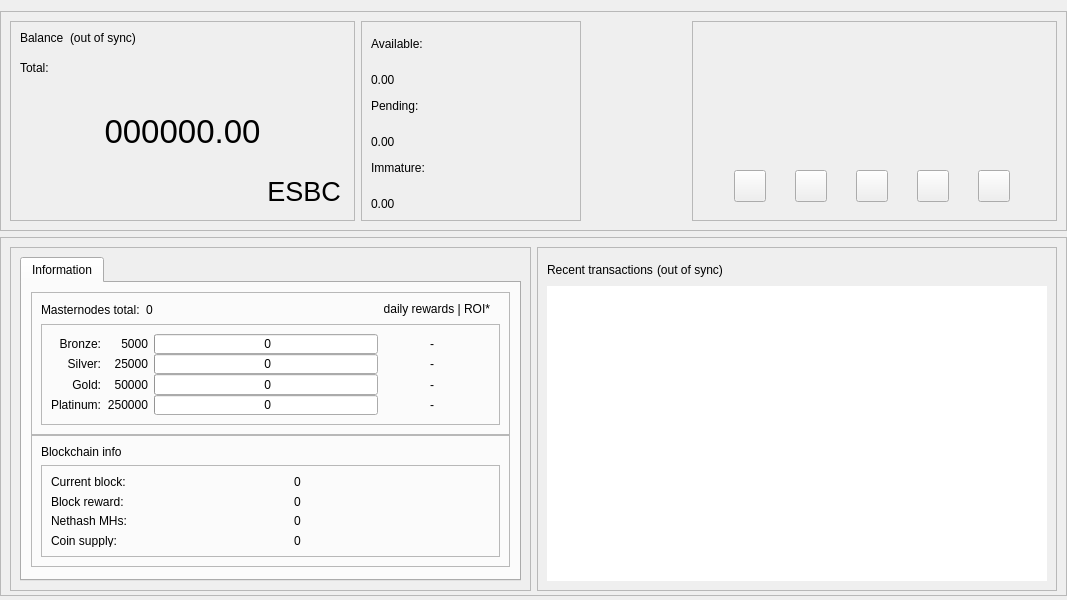
The window that src/qt/forms/overviewpage.ui (decenomy/ESBC2) describes before a commit, drawn with Qt 5.
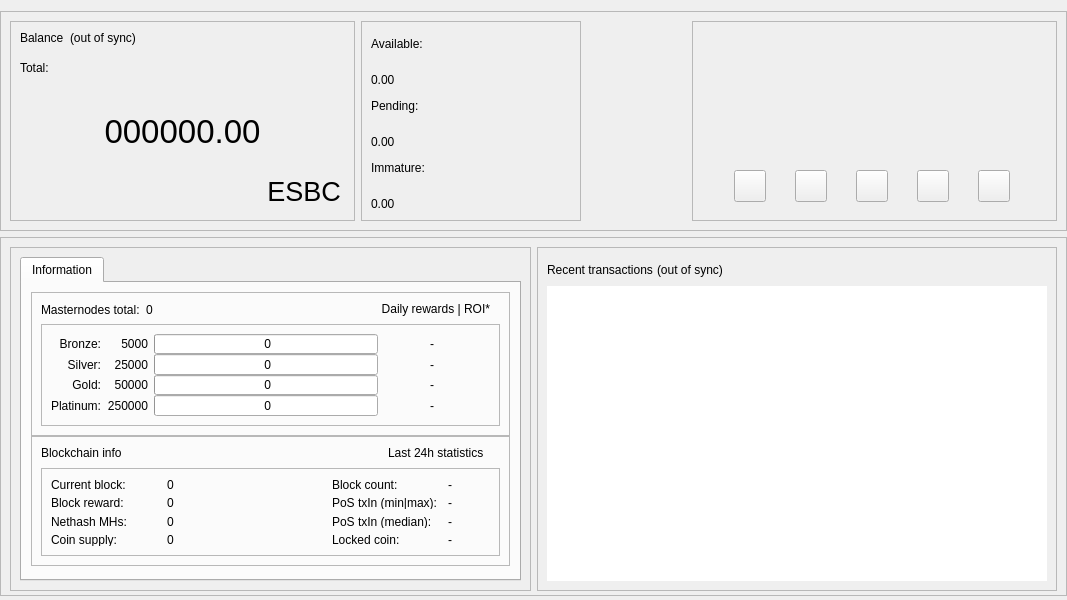
The same window after the commit. The open tabs and pages were chosen to show the change. Icons and pictures are not drawn.

Diff of the .ui file:
```diff
--- a/src/qt/forms/overviewpage.ui
+++ b/src/qt/forms/overviewpage.ui
@@ -752,7 +752,7 @@
                            </size>
                           </property>
                           <property name="text">
-                           <string>daily rewards | ROI*   </string>
+                           <string>Daily rewards | ROI*   </string>
                           </property>
                             <property name="alignment">
                                 <set>Qt::AlignRight</set>
@@ -1201,12 +1201,60 @@
                       <enum>QFrame::Raised</enum>
                      </property>
                      <layout class="QVBoxLayout" name="verticalLayout_18">
-                      <item>
-                       <widget class="QLabel" name="label_blockchaininfo">
-                        <property name="text">
-                         <string>Blockchain info</string>
-                        </property>
-                       </widget>
+                       <item>
+                         <layout class="QHBoxLayout">
+                          <item>
+                           <widget class="QLabel" name="label_blockchaininfo">
+                            <property name="text">
+                             <string>Blockchain info</string>
+                            </property>
+                            <property name="alignment">
+                                <set>Qt::AlignLeft</set>
+                            </property>
+                           </widget>
+                          </item>
+
+                          <item>
+                           <spacer name="horizontalSpacer_6">
+                            <property name="orientation">
+                             <enum>Qt::Horizontal</enum>
+                            </property>
+                            <property name="sizeType">
+                             <enum>QSizePolicy::Fixed</enum>
+                            </property>
+                            <property name="sizeHint" stdset="0">
+                             <size>
+                              <width>40</width>
+                              <height>16</height>
+                             </size>
+                            </property>
+                           </spacer>
+                          </item>
+
+                          <item>
+                           <widget class="QLabel" name="label_24hblockchaininfo">
+                            <property name="text">
+                             <string>Last 24h statistics     </string>
+                            </property>
+                            <property name="minimumSize">
+                              <size>
+                               <width>220</width>
+                               <height>0</height>
+                              </size>
+                            </property>
+                            <property name="maximumSize">
+                              <size>
+                               <width>220</width>
+                               <height>16777215</height>
+                              </size>
+                            </property>
+                            <property name="alignment">
+                                <set>Qt::AlignRight</set>
+                            </property>
+                           </widget>
+                          </item>
+
+                        </layout>
                       </item>
                       <item>
                        <widget class="QFrame" name="frameBlockchainInfoData">
@@ -1226,90 +1274,238 @@
                          <property name="verticalSpacing">
                           <number>6</number>
                          </property>
-                         <item row="0" column="2">
-                          <widget class="QLabel" name="label_CurrentBlock_value">
-                           <property name="text">
-                            <string>0</string>
-                           </property>
-                          </widget>
-                         </item>
+
                          <item row="0" column="0">
                           <widget class="QLabel" name="label_CurrentBlock">
-                           <property name="minimumSize">
-                            <size>
-                             <width>0</width>
-                             <height>0</height>
-                            </size>
-                           </property>
-                           <property name="maximumSize">
-                            <size>
-                             <width>16777215</width>
-                             <height>16777215</height>
-                            </size>
-                           </property>
                            <property name="text">
                             <string>Current block:</string>
                            </property>
+                           <property name="minimumSize">
+                             <size>
+                              <width>110</width>
+                              <height>0</height>
+                             </size>
+                           </property>
+                           <property name="maximumSize">
+                             <size>
+                              <width>130</width>
+                              <height>16777215</height>
+                             </size>
+                           </property>
+                           <property name="alignment">
+                               <set>Qt::AlignVCenter</set>
+                           </property>
                           </widget>
                          </item>
+                         <item row="0" column="1">
+                          <widget class="QLabel" name="label_CurrentBlock_value">
+                           <property name="text">
+                            <string>0</string>
+                           </property>
+                           <property name="minimumSize">
+                             <size>
+                              <width>110</width>
+                              <height>0</height>
+                             </size>
+                           </property>
+                           <property name="maximumSize">
+                             <size>
+                              <width>130</width>
+                              <height>16777215</height>
+                             </size>
+                           </property>
+                           <property name="alignment">
+                               <set>Qt::AlignVCenter</set>
+                           </property>
+                          </widget>
+                         </item>
+                         <item row="0" column="2">
+                           <widget class="QLabel" name="label_spacer">
+                              <property name="minimumSize">
+                                <size>
+                                 <width>0</width>
+                                 <height>0</height>
+                                </size>
+                              </property>
+                              <property name="maximumSize">
+                                <size>
+                                 <width>16777215</width>
+                                 <height>16777215</height>
+                                </size>
+                              </property>
+                              <property name="text">
+                                <string> </string>
+                              </property>
+                           </widget>
+                         </item>
+                         <item row="0" column="3">
+                          <widget class="QLabel" name="label_24hBlock">
+                           <property name="text">
+                            <string>Block count:</string>
+                           </property>
+                           <property name="minimumSize">
+                             <size>
+                              <width>110</width>
+                              <height>0</height>
+                             </size>
+                           </property>
+                           <property name="maximumSize">
+                             <size>
+                              <width>130</width>
+                              <height>16777215</height>
+                             </size>
+                           </property>
+                           <property name="alignment">
+                               <set>Qt::AlignVCenter</set>
+                           </property>
+                          </widget>
+                         </item>
+                         <item row="0" column="4">
+                          <widget class="QLabel" name="label_24hBlock_value">
+                           <property name="text">
+                            <string>-</string>
+                           </property>
+                           <property name="minimumSize">
+                             <size>
+                              <width>0</width>
+                              <height>0</height>
+                             </size>
+                           </property>
+                           <property name="maximumSize">
+                             <size>
+                              <width>100</width>
+                              <height>16777215</height>
+                             </size>
+                           </property>
+                           <property name="alignment">
+                               <set>Qt::AlignVCenter</set>
+                           </property>
+                          </widget>
+                         </item>
+
                          <item row="1" column="0">
                           <widget class="QLabel" name="label_CurrentBlockReward">
                            <property name="text">
                             <string>Block reward:</string>
                            </property>
+                           <property name="alignment">
+                               <set>Qt::AlignVCenter</set>
+                           </property>
                           </widget>
                          </item>
-                         <item row="1" column="2">
+                         <item row="1" column="1">
                           <widget class="QLabel" name="label_CurrentBlockReward_value">
                            <property name="text">
                             <string>0</string>
                            </property>
+                           <property name="alignment">
+                               <set>Qt::AlignVCenter</set>
+                           </property>
                           </widget>
                          </item>
+                         <item row="1" column="3">
+                          <widget class="QLabel" name="label_24hPoS">
+                           <property name="text">
+                            <string>PoS txIn (min|max):</string>
+                           </property>
+                           <property name="alignment">
+                               <set>Qt::AlignVCenter</set>
+                           </property>
+                          </widget>
+                         </item>
+                         <item row="1" column="4">
+                          <widget class="QLabel" name="label_24hPoS_value">
+                           <property name="text">
+                            <string>-</string>
+                           </property>
+                           <property name="alignment">
+                               <set>Qt::AlignVCenter</set>
+                           </property>
+                          </widget>
+                         </item>
+
                          <item row="2" column="0">
                           <widget class="QLabel" name="label_Nethash">
                            <property name="text">
                             <string>Nethash MHs:</string>
                            </property>
+                           <property name="alignment">
+                               <set>Qt::AlignVCenter</set>
+                           </property>
                           </widget>
                          </item>
-                         <item row="2" column="2">
+                         <item row="2" column="1">
                           <widget class="QLabel" name="label_Nethash_value">
                            <property name="text">
                             <string>0</string>
                            </property>
+                           <property name="alignment">
+                               <set>Qt::AlignVCenter</set>
+                           </property>
                           </widget>
                          </item>
+                         <item row="2" column="3">
+                          <widget class="QLabel" name="label_24hPoSMedian">
+                           <property name="text">
+                            <string>PoS txIn (median):</string>
+                           </property>
+                           <property name="alignment">
+                               <set>Qt::AlignVCenter</set>
+                           </property>
+                          </widget>
+                         </item>
+                         <item row="2" column="4">
+                          <widget class="QLabel" name="label_24hPoSMedian_value">
+                           <property name="text">
+                            <string>-</string>
+                           </property>
+                           <property name="alignment">
+                               <set>Qt::AlignVCenter</set>
+                           </property>
+                          </widget>
+                         </item>
+
                          <item row="3" column="0">
                           <widget class="QLabel" name="label_Supply">
                            <property name="text">
                             <string>Coin supply:</string>
                            </property>
+                           <property name="alignment">
+                               <set>Qt::AlignVCenter</set>
+                           </property>
                           </widget>
                          </item>
-                         <item row="3" column="2">
+                         <item row="3" column="1">
                           <widget class="QLabel" name="label_Supply_value">
                            <property name="text">
                             <string>0</string>
                            </property>
+                           <property name="alignment">
+                               <set>Qt::AlignVCenter</set>
+                           </property>
                           </widget>
                          </item>
-                         <item row="0" column="1">
-                          <spacer name="horizontalSpacer_6">
-                           <property name="orientation">
-                            <enum>Qt::Horizontal</enum>
+                         <item row="3" column="3">
+                          <widget class="QLabel" name="label_LockedCoin">
+                           <property name="text">
+                            <string>Locked coin:</string>
                            </property>
-                           <property name="sizeType">
-                            <enum>QSizePolicy::Fixed</enum>
+                           <property name="alignment">
+                               <set>Qt::AlignVCenter</set>
                            </property>
-                           <property name="sizeHint" stdset="0">
-                            <size>
-                             <width>40</width>
-                             <height>20</height>
-                            </size>
+                          </widget>
+                         </item>
+                         <item row="3" column="4">
+                          <widget class="QLabel" name="label_LockedCoin_value">
+                           <property name="text">
+                            <string>-</string>
                            </property>
-                          </spacer>
+                           <property name="alignment">
+                               <set>Qt::AlignVCenter</set>
+                           </property>
+                          </widget>
                          </item>
+
                         </layout>
                        </widget>
                       </item>
```
Left out of the diff: 4 changed lines with no effect on the pictures.
